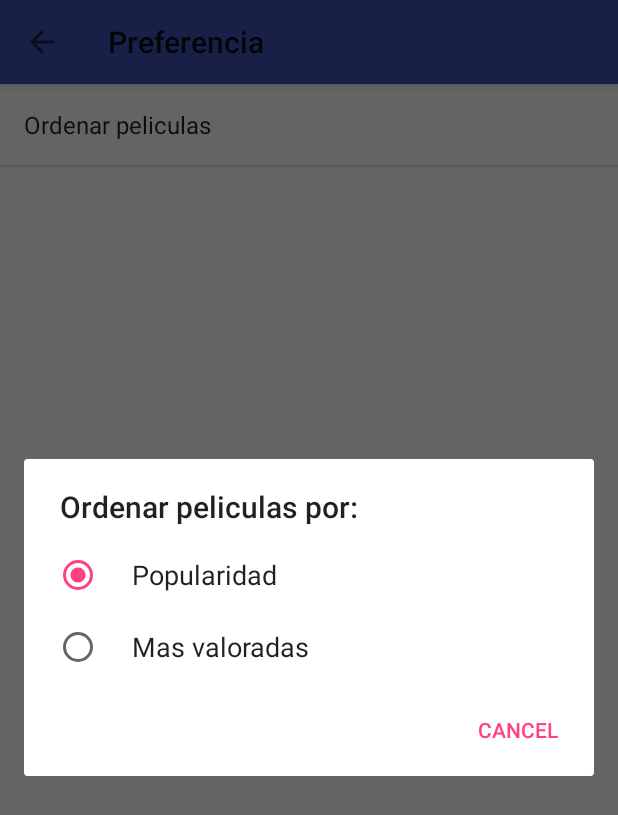
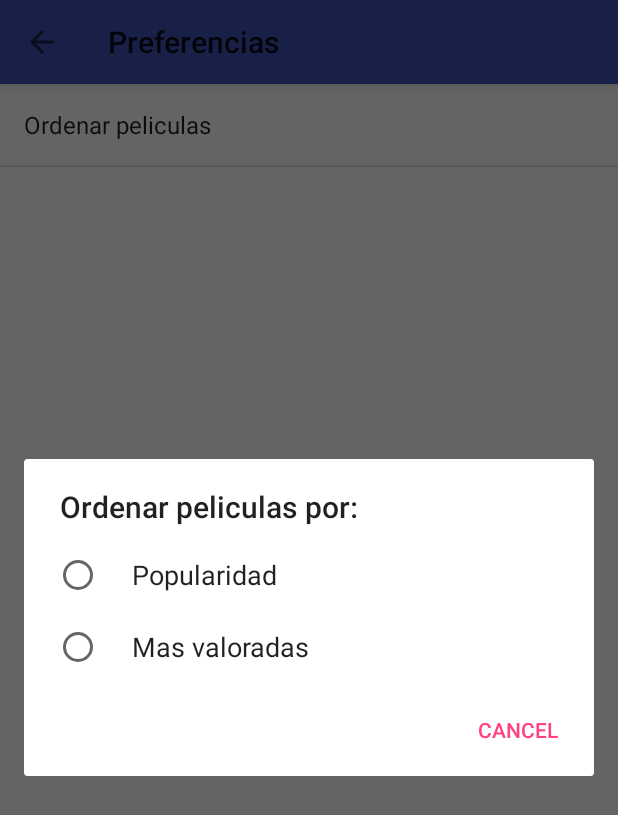
Before and after one commit to michaelmontero/To-Wach, an Android app: the SettingActivity screen opened directly, with no data from a screen before it, after a tap on "Ordenar peliculas", on a phone screen of 412 x 824 dp. Shown: the top 815 px of the screen. Run offline under Robolectric (Android 15) with nearby library versions, the light colour scheme and no system bars.

Commit message:
Fix filter bug's and edit string values

```diff
--- a/app/src/main/res/layout/activity_main.xml
+++ b/app/src/main/res/layout/activity_main.xml
@@ -10,6 +10,11 @@ android:layout_height="match_parent">
      android:id="@+id/main_movie_recyclerview"
      android:layout_width="match_parent"
      android:layout_height="wrap_content" />
+
+ <TextView
+     android:layout_width="wrap_content"
+     android:layout_height="wrap_content"
+     android:text="unn texto aqui"/>
  <TextView
  android:id="@+id/tv_errorMessage"
  android:layout_width="wrap_content"
--- a/app/src/main/res/values/strings.xml
+++ b/app/src/main/res/values/strings.xml
@@ -1,11 +1,11 @@
 <resources>
     <string name="app_name">To Watch</string>
-    <string name="filter_popularity">popularity</string>
-    <string name="filter_top_rated">rating</string>
+    <string name="filter_popularity">popular</string>
+    <string name="filter_top_rated">top_rated</string>
     <string name="preference_filter">Ordenar peliculas</string>
     <string name="preference_filter_title">Ordenar peliculas por:</string>
     <string name="setting">Configurar</string>
-    <string name="configurar">Preferencia</string>
+    <string name="configurar">Preferencias</string>
     <string name="errorMessage_unespexted">Ha ocurrido un error inesperado. Favor volver a intentar...</string>
     <string name="errorMessage_noInternetConnection">No se ha detectado conexion a internet...favor verificar.</string>
 
--- a/app/src/main/res/xml/preferences.xml
+++ b/app/src/main/res/xml/preferences.xml
@@ -1,7 +1,7 @@
 <?xml version="1.0" encoding="utf-8"?>
 <PreferenceScreen xmlns:android="http://schemas.android.com/apk/res/android">
     <ListPreference
-        android:key="pref_syncConnectionType"
+        android:key="preferences_filter"
         android:title="@string/preference_filter"
         android:dialogTitle="@string/preference_filter_title"
         android:entries="@array/preferences_filter_entries"
```
Also changed, not shown: app/src/main/java/developer/montero/michael/com/popularmovies/MainActivity.java (+10 -1 lines), app/src/main/java/developer/montero/michael/com/popularmovies/util/NetworkUtil.java (+7 -3 lines), 1 other file.
